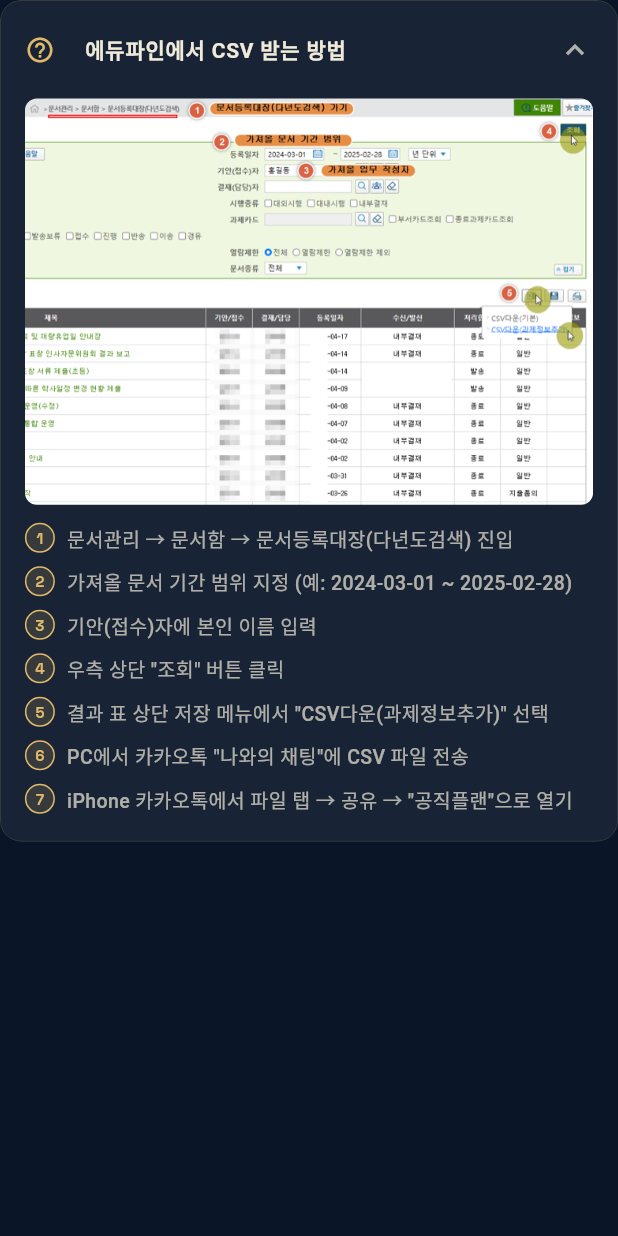
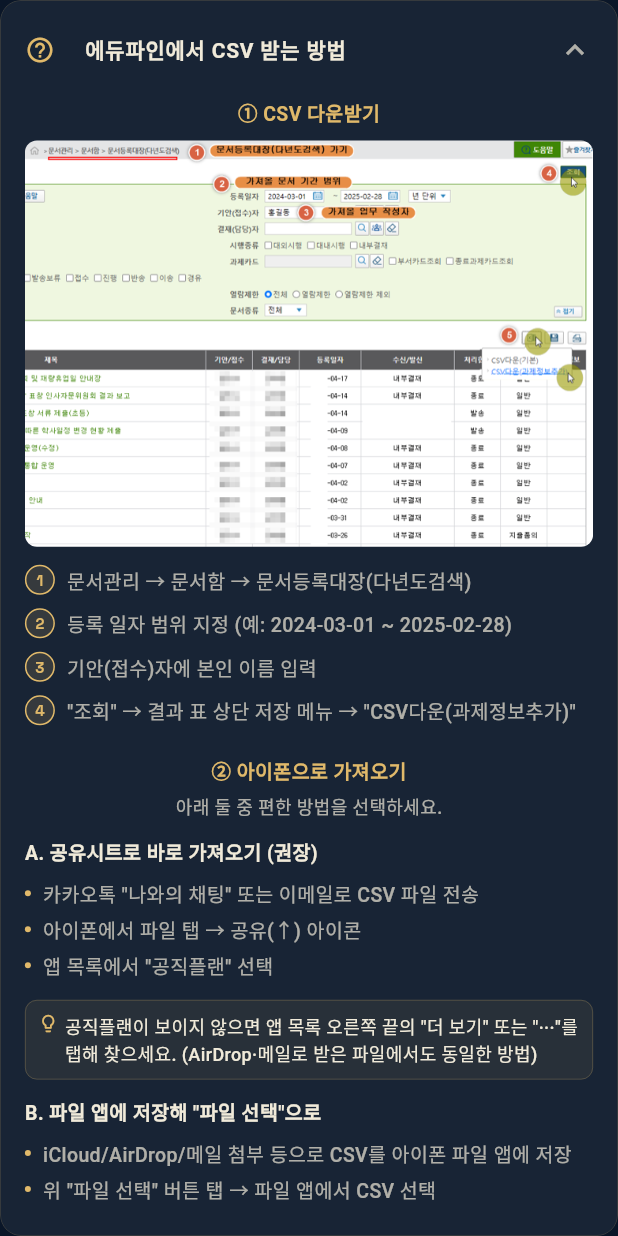
Before and after one commit to indibery/planroutine, a Flutter app: the EdufineGuideSection widget shown alone on an empty page, opened directly, after a tap on "에듀파인에서 CSV 받는 방법", on a phone screen of 412 x 824 dp. Run offline on Flutter 3.47's test engine with Material 3 defaults, Android fonts, the phone set to English and light mode, and no system bars; our stand-ins replace csv, file_picker, flutter_local_notifications, flutter_riverpod, freezed_annotation, go_router and 7 more; missing offline and left inert: charset_converter, googleapis; accounts and stored records are empty; Roboto replaces fonts that are missing (Pretendard).

Commit message:
feat(import): 가이드를 2단 구조(다운받기 + 아이폰으로 가져오기)로 확장
v43에서 카카오톡 공유시트 경로가 검증됐지만, 파일 앱 경로도 여전히 유효해
사용자 선호에 따라 택1 하도록 가이드를 분리. "더 보기"로 찾는 경우도 팁
박스로 명시.

- ImportStrings: edufineGuide{Section1Title/Steps, Section2Title/Hint,
  MethodA/B Title/Steps, MethodATip}. 기존 단일 edufineGuideSteps 배열 제거
- EdufineGuideSection 리팩터:
  ① 다운받기 — 번호 뱃지 + 스크린샷 + 4단계
  ② 가져오기 — 힌트 1줄 + 방법 A(공유시트, bullet+tip 박스) + 방법 B(파일 앱)
  _MethodBlock/_BulletRow/_TipBox/_SectionHeader/_NumberedSteps 서브위젯 분리
- TipBox: 골드 8% 배경 + 25% 테두리 + lightbulb 아이콘. "앱 목록에서
  공직플랜이 안 보이면 오른쪽 끝 '더 보기'/'···' 탭" 안내

빌드 번호 44.

Co-Authored-By: Claude Opus 4.7 (1M context) <noreply@anthropic.com>

```diff
--- a/lib/core/constants/strings/import_strings.dart
+++ b/lib/core/constants/strings/import_strings.dart
@@ -11,15 +11,34 @@ class ImportStrings {
   static const registerAll = '전체 등록';
   static const registerCount = '건 등록됨';
 
-  // 에듀파인에서 CSV 받는 방법 가이드 (Import Initial 뷰 내 접힘 섹션)
+  // 에듀파인에서 CSV 받고 가져오는 방법 가이드 (Import Initial 뷰 내 접힘 섹션)
   static const edufineGuideTitle = '에듀파인에서 CSV 받는 방법';
-  static const edufineGuideSteps = <String>[
-    '문서관리 → 문서함 → 문서등록대장(다년도검색) 진입',
-    '가져올 문서 기간 범위 지정 (예: 2024-03-01 ~ 2025-02-28)',
+
+  // ── 1단: CSV 다운받기 ─────────────────────────────────
+  static const edufineGuideSection1Title = '① CSV 다운받기';
+  static const edufineGuideSection1Steps = <String>[
+    '문서관리 → 문서함 → 문서등록대장(다년도검색)',
+    '등록 일자 범위 지정 (예: 2024-03-01 ~ 2025-02-28)',
     '기안(접수)자에 본인 이름 입력',
-    '우측 상단 "조회" 버튼 클릭',
-    '결과 표 상단 저장 메뉴에서 "CSV다운(과제정보추가)" 선택',
-    'PC에서 카카오톡 "나와의 채팅"에 CSV 파일 전송',
-    'iPhone 카카오톡에서 파일 탭 → 공유 → "공직플랜"으로 열기',
+    '"조회" → 결과 표 상단 저장 메뉴 → "CSV다운(과제정보추가)"',
+  ];
+
+  // ── 2단: 아이폰으로 가져오기 (A/B 중 택1) ─────────────
+  static const edufineGuideSection2Title = '② 아이폰으로 가져오기';
+  static const edufineGuideSection2Hint = '아래 둘 중 편한 방법을 선택하세요.';
+
+  static const edufineGuideMethodATitle = 'A. 공유시트로 바로 가져오기 (권장)';
+  static const edufineGuideMethodASteps = <String>[
+    '카카오톡 "나와의 채팅" 또는 이메일로 CSV 파일 전송',
+    '아이폰에서 파일 탭 → 공유(↑) 아이콘',
+    '앱 목록에서 "공직플랜" 선택',
+  ];
+  static const edufineGuideMethodATip =
+      '공직플랜이 보이지 않으면 앱 목록 오른쪽 끝의 "더 보기" 또는 "···"를 탭해 찾으세요. (AirDrop·메일로 받은 파일에서도 동일한 방법)';
+
+  static const edufineGuideMethodBTitle = 'B. 파일 앱에 저장해 "파일 선택"으로';
+  static const edufineGuideMethodBSteps = <String>[
+    'iCloud/AirDrop/메일 첨부 등으로 CSV를 아이폰 파일 앱에 저장',
+    '위 "파일 선택" 버튼 탭 → 파일 앱에서 CSV 선택',
   ];
 }
--- a/lib/features/import/presentation/widgets/edufine_guide_section.dart
+++ b/lib/features/import/presentation/widgets/edufine_guide_section.dart
@@ -4,18 +4,17 @@ import '../../../../core/constants/app_colors.dart';
 import '../../../../core/constants/app_sizes.dart';
 import '../../../../core/constants/app_strings.dart';
 
-/// 에듀파인에서 CSV를 다운받는 방법을 안내하는 접힘 섹션.
+/// 에듀파인에서 CSV를 받고 아이폰으로 가져오는 방법 안내 접힘 섹션.
 ///
-/// Import 풀스크린 Initial 뷰의 '파일 선택' 카드 아래에 배치된다.
-/// 첫 사용자는 펼쳐서 6단계 + 스크린샷으로 확인하고, 반복 사용자는
-/// 접힌 채로 무시할 수 있다.
+/// 두 단계로 구성:
+///   ① CSV 다운받기 (번호 4단계 + 스크린샷)
+///   ② 아이폰으로 가져오기 (A 공유시트 / B 파일 앱 — 둘 중 택1)
 class EdufineGuideSection extends StatelessWidget {
   const EdufineGuideSection({super.key});
 
   @override
   Widget build(BuildContext context) {
     return Theme(
-      // ExpansionTile 기본 divider 제거 — 바깥 카드 테두리와 중복 방지
       data: Theme.of(context).copyWith(dividerColor: Colors.transparent),
       child: ClipRRect(
         borderRadius: BorderRadius.circular(AppSizes.radius14),
@@ -52,32 +51,105 @@ class EdufineGuideSection extends StatelessWidget {
                 color: AppColors.ink,
               ),
             ),
-            children: [
-              // 스크린샷 — 에듀파인 annotation 이미지
-              ClipRRect(
+            children: const [
+              _SectionHeader(title: ImportStrings.edufineGuideSection1Title),
+              SizedBox(height: AppSizes.spacing8),
+              _GuideImage(),
+              SizedBox(height: AppSizes.spacing12),
+              _NumberedSteps(steps: ImportStrings.edufineGuideSection1Steps),
+
+              SizedBox(height: AppSizes.spacing20),
+              _SectionHeader(title: ImportStrings.edufineGuideSection2Title),
+              SizedBox(height: AppSizes.spacing4),
+              _HintText(text: ImportStrings.edufineGuideSection2Hint),
+
+              SizedBox(height: AppSizes.spacing12),
+              _MethodBlock(
+                title: ImportStrings.edufineGuideMethodATitle,
+                steps: ImportStrings.edufineGuideMethodASteps,
+                tip: ImportStrings.edufineGuideMethodATip,
+              ),
+
+              SizedBox(height: AppSizes.spacing12),
+              _MethodBlock(
+                title: ImportStrings.edufineGuideMethodBTitle,
+                steps: ImportStrings.edufineGuideMethodBSteps,
+              ),
+            ],
+          ),
+        ),
+      ),
+    );
+  }
+}
+
+class _SectionHeader extends StatelessWidget {
+  const _SectionHeader({required this.title});
+  final String title;
+
+  @override
+  Widget build(BuildContext context) {
+    return Text(
+      title,
+      style: const TextStyle(
+        fontFamily: 'Pretendard',
+        fontSize: 13,
+        fontWeight: FontWeight.w700,
+        color: AppColors.gold,
+      ),
+    );
+  }
+}
+
+class _HintText extends StatelessWidget {
+  const _HintText({required this.text});
+  final String text;
+
+  @override
+  Widget build(BuildContext context) {
+    return Text(
+      text,
+      style: const TextStyle(
+        fontFamily: 'Pretendard',
+        fontSize: 12,
+        color: AppColors.sub,
+      ),
+    );
+  }
+}
+
+class _GuideImage extends StatelessWidget {
+  const _GuideImage();
+
+  @override
+  Widget build(BuildContext context) {
+    return ClipRRect(
       borderRadius: BorderRadius.circular(AppSizes.radius8),
       child: Image.asset(
         'assets/images/edufine_csv_guide.png',
         fit: BoxFit.contain,
       ),
-              ),
-              const SizedBox(height: AppSizes.spacing12),
-              // 6단계 숫자 리스트
-              for (final (index, step)
-                  in ImportStrings.edufineGuideSteps.indexed)
+    );
+  }
+}
+
+class _NumberedSteps extends StatelessWidget {
+  const _NumberedSteps({required this.steps});
+  final List<String> steps;
+
+  @override
+  Widget build(BuildContext context) {
+    return Column(
+      crossAxisAlignment: CrossAxisAlignment.start,
+      children: [
+        for (final (index, step) in steps.indexed)
           Padding(
             padding: EdgeInsets.only(
-                    bottom:
-                        index == ImportStrings.edufineGuideSteps.length - 1
-                            ? 0
-                            : AppSizes.spacing8,
+              bottom: index == steps.length - 1 ? 0 : AppSizes.spacing8,
             ),
             child: _StepRow(number: index + 1, text: step),
           ),
       ],
-          ),
-        ),
-      ),
     );
   }
 }
@@ -131,3 +203,124 @@ class _StepRow extends StatelessWidget {
     );
   }
 }
+
+/// 방법 A/B — 소제목 + bullet 리스트 + (옵션) 팁 박스.
+class _MethodBlock extends StatelessWidget {
+  const _MethodBlock({
+    required this.title,
+    required this.steps,
+    this.tip,
+  });
+
+  final String title;
+  final List<String> steps;
+  final String? tip;
+
+  @override
+  Widget build(BuildContext context) {
+    return Column(
+      crossAxisAlignment: CrossAxisAlignment.start,
+      children: [
+        Text(
+          title,
+          style: const TextStyle(
+            fontFamily: 'Pretendard',
+            fontSize: 13,
+            fontWeight: FontWeight.w700,
+            color: AppColors.ink,
+          ),
+        ),
+        const SizedBox(height: AppSizes.spacing8),
+        for (final step in steps)
+          Padding(
+            padding: const EdgeInsets.only(bottom: AppSizes.spacing4),
+            child: _BulletRow(text: step),
+          ),
+        if (tip case final t?) ...[
+          const SizedBox(height: AppSizes.spacing8),
+          _TipBox(text: t),
+        ],
+      ],
+    );
+  }
+}
+
+class _BulletRow extends StatelessWidget {
+  const _BulletRow({required this.text});
+  final String text;
+
+  @override
+  Widget build(BuildContext context) {
+    return Row(
+      crossAxisAlignment: CrossAxisAlignment.start,
+      children: [
+        const Padding(
+          padding: EdgeInsets.only(top: 7, right: AppSizes.spacing8),
+          child: SizedBox(
+            width: 4,
+            height: 4,
+            child: DecoratedBox(
+              decoration: BoxDecoration(
+                color: AppColors.gold,
+                shape: BoxShape.circle,
+              ),
+            ),
+          ),
+        ),
+        Expanded(
+          child: Text(
+            text,
+            style: const TextStyle(
+              fontFamily: 'Pretendard',
+              fontSize: 13,
+              height: 1.45,
+              color: AppColors.sub,
+            ),
+          ),
+        ),
+      ],
+    );
+  }
+}
+
+class _TipBox extends StatelessWidget {
+  const _TipBox({required this.text});
+  final String text;
+
+  @override
+  Widget build(BuildContext context) {
+    return Container(
+      padding: const EdgeInsets.all(AppSizes.spacing8),
+      decoration: BoxDecoration(
+        color: AppColors.gold.withValues(alpha: 0.08),
+        borderRadius: BorderRadius.circular(AppSizes.radius8),
+        border: Border.all(
+          color: AppColors.gold.withValues(alpha: 0.25),
+          width: 0.6,
+        ),
+      ),
+      child: Row(
+        crossAxisAlignment: CrossAxisAlignment.start,
+        children: [
+          const Icon(
+            Icons.lightbulb_outline,
+            color: AppColors.gold,
+            size: 14,
+          ),
+          const SizedBox(width: AppSizes.spacing4),
+          Expanded(
+            child: Text(
+              text,
+              style: const TextStyle(
+                fontFamily: 'Pretendard',
+                fontSize: 12,
+                height: 1.45,
+                color: AppColors.ink,
+              ),
+            ),
+          ),
+        ],
+      ),
+    );
+  }
+}
--- a/pubspec.yaml
+++ b/pubspec.yaml
@@ -1,7 +1,7 @@
 name: planroutine
 description: "공직플랜 — 공직자를 위한 업무 일정 관리 앱"
 publish_to: 'none'
-version: 1.0.0+43
+version: 1.0.0+44
 
 environment:
   sdk: ^3.11.4
```
Also changed, not shown: 1 other file. Lines whose indentation alone changed are shown as unchanged.
